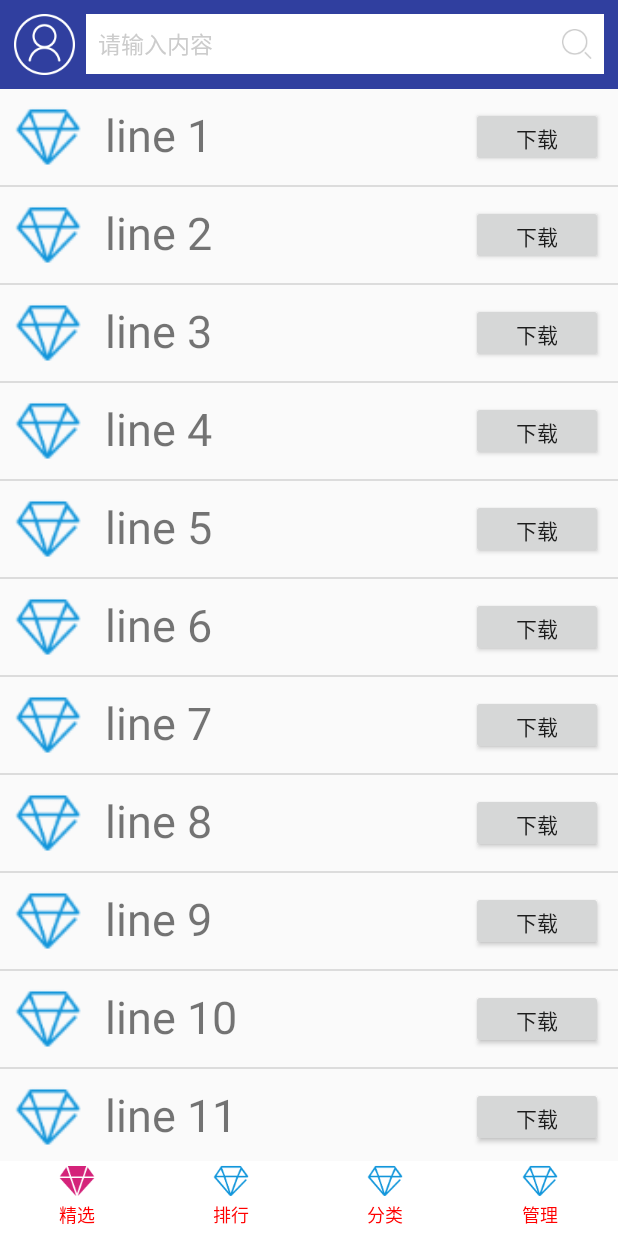
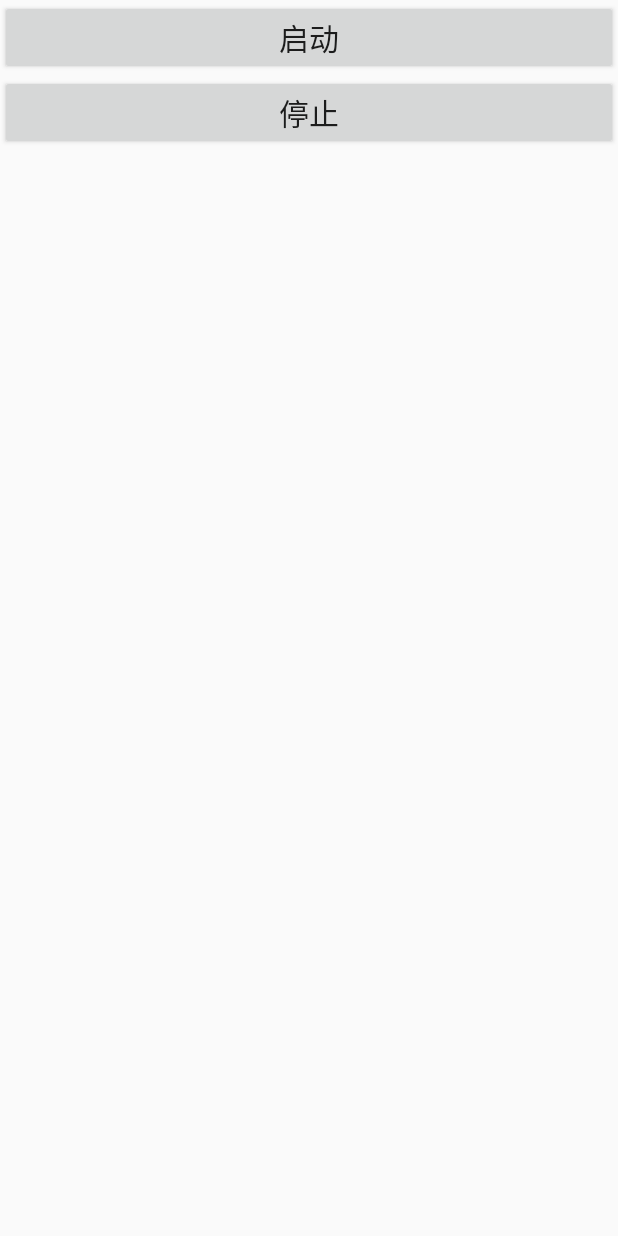
Before and after one commit to guhihi2007/secondapp, an Android app: the screen it shows after launch (MainActivity before the commit, ServiceActivity after it), on a phone screen of 412 x 824 dp. Run offline under Robolectric (Android 15) with nearby library versions, the phone set to English and light mode, and no system bars.

Commit message:
Service activite MediaPlay

```diff
--- a/app/src/main/java/secondapp/gpp/com/secondapp/DataArray.java
+++ b/app/src/main/java/secondapp/gpp/com/secondapp/DataArray.java
@@ -8,14 +8,20 @@ import java.util.HashMap;
 
 public class DataArray {
 
-    public static java.util.ArrayList<HashMap<String,Object>> getArryList(){
-
-        java.util.ArrayList<HashMap<String,Object>> list = new java.util.ArrayList<>();
-        for(int i=1;i<20;i++){
-            HashMap<String,Object> map= new HashMap<String, Object>() ;
-            map.put("Item","line "+i+"");
+    public static java.util.ArrayList<HashMap<String, Object>> getArryList() {
+        String[] name = {"殇大提琴曲", "天地孤影任我行", "寂静之声", "回梦游仙"};
+        java.util.ArrayList<HashMap<String, Object>> list = new java.util.ArrayList<>();
+        for (int i = 0; i < name.length; i++) {
+            HashMap<String, Object> map = new HashMap<String, Object>();
+            map.put("Item", name[i]);
             list.add(map);
         }
-       return list;
+        return list;
     }
+//        HashMap<String, Object> map = new HashMap<String, Object>();
+//        map.put("Item", "殇大提琴曲");
+//        map.put("Item", "天地孤影任我行");
+//        map.put("Item", "寂静之声");
+//        map.put("Item", "回梦游仙");
+//        list.add(map);
 }
--- /dev/null
+++ b/app/src/main/java/secondapp/gpp/com/secondapp/ServiceActivity.java
@@ -0,0 +1,72 @@
+package secondapp.gpp.com.secondapp;
+
+import android.app.Activity;
+import android.content.Intent;
+import android.os.Bundle;
+import android.util.Log;
+import android.view.View;
+import android.widget.Button;
+
+/**
+ * Created by Administrator on 2017/1/8.
+ */
+
+public class ServiceActivity extends Activity implements Initial, View.OnClickListener {
+    public static final String TAG = "Service";
+
+    private Button service_start;
+    private Button service_stop;
+//    private Button service_play;
+//    private MyService myService;
+    Intent intent;
+
+
+    @Override
+    protected void onCreate(Bundle savedInstanceState) {
+        super.onCreate(savedInstanceState);
+        setContentView(R.layout.service_test);
+        InitView();
+        InitListener();
+    }
+
+    @Override
+    protected void onDestroy() {
+        super.onDestroy();
+        this.stopService(intent);
+    }
+
+    @Override
+    public void onClick(View v) {
+
+        switch (v.getId()) {
+            case R.id.service_start:
+                Log.v(TAG,"启动service");
+                this.startService(intent);
+                break;
+            case R.id.service_stop:
+                this.stopService(intent);
+                Log.v(TAG,"停止service");
+                break;
+//            case R.id.service_play:
+//                break;
+        }
+    }
+
+    @Override
+    public void InitView() {
+        intent = new Intent();
+        intent.setClass(this,MyService.class);
+        service_start = (Button) findViewById(R.id.service_start);
+        service_stop = (Button) findViewById(R.id.service_stop);
+//        service_play = (Button) findViewById(R.id.service_play);
+
+    }
+
+    @Override
+    public void InitListener() {
+//        service_play.setOnClickListener(this);
+        service_start.setOnClickListener(this);
+        service_stop.setOnClickListener(this);
+
+    }
+}
--- a/app/src/main/res/layout/listview.xml
+++ b/app/src/main/res/layout/listview.xml
@@ -15,17 +15,10 @@
         <TextView
             android:id="@+id/list_tv1"
             android:text="Item"
-            android:textSize="30sp"
+            android:textSize="15sp"
             android:layout_marginLeft="60dp"
             android:layout_width="160dp"
             android:layout_height="44dp" />
-        <!--<TextView-->
-            <!--android:id="@+id/list_tv2"-->
-            <!--android:text="Item"-->
-            <!--android:textSize="15sp"-->
-            <!--android:layout_below="@id/list_tv1"-->
-            <!--android:layout_width="match_parent"-->
-            <!--android:layout_height="wrap_content" />-->
         <Button
             android:id="@+id/list_bt"
             android:layout_alignParentRight="true"
@@ -33,6 +26,6 @@
             android:layout_height="40dp"
             android:focusable="false"
             android:layout_centerVertical="true"
-            android:text="下载"
+            android:text="播放"
             />
 </RelativeLayout>
--- /dev/null
+++ b/app/src/main/res/layout/service_test.xml
@@ -0,0 +1,26 @@
+<?xml version="1.0" encoding="utf-8"?>
+<LinearLayout xmlns:android="http://schemas.android.com/apk/res/android"
+    android:orientation="vertical" android:layout_width="match_parent"
+    android:layout_height="match_parent">
+<Button
+    android:id="@+id/service_start"
+    android:layout_width="match_parent"
+    android:layout_height="wrap_content"
+    android:text="启动"
+    android:textSize="20sp"
+    />
+    <!--<Button-->
+        <!--android:id="@+id/service_play"-->
+        <!--android:layout_width="match_parent"-->
+        <!--android:layout_height="wrap_content"-->
+        <!--android:text="播放"-->
+        <!--android:textSize="20sp"-->
+        <!--/>-->
+    <Button
+        android:id="@+id/service_stop"
+        android:layout_width="match_parent"
+        android:layout_height="wrap_content"
+        android:text="停止"
+        android:textSize="20sp"
+        />
+</LinearLayout>
```
Also changed, not shown: app/src/main/AndroidManifest.xml (+9 -3 lines), app/src/main/java/secondapp/gpp/com/secondapp/MainActivity.java (+9 -15 lines), app/src/main/java/secondapp/gpp/com/secondapp/MyAdapter.java (+8 -2 lines), app/src/main/java/secondapp/gpp/com/secondapp/MyService.java (added, +48 -0 lines), app/src/main/java/secondapp/gpp/com/secondapp/TransferId.java (added, +9 -0 lines), 4 other files.
